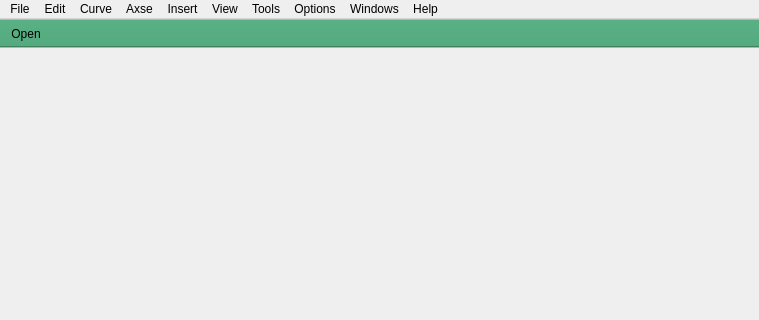
First picture: the form in icurve_v2.0/icurve/resource/icurve.ui, repository Sunfe/icurve, before the edit; both pictures show x 0 to 759 and y 0 to 320 of the 759 by 475 pixel window.
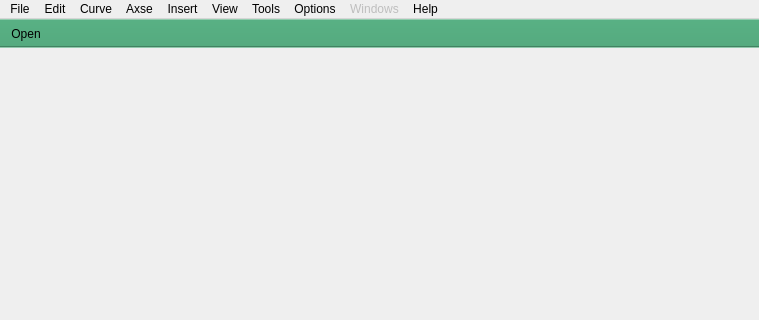
Second picture: the form after the edit. Icons and pictures are not drawn.

Diff of the .ui file:
```diff
--- a/icurve_v2.0/icurve/resource/icurve.ui
+++ b/icurve_v2.0/icurve/resource/icurve.ui
@@ -86,6 +86,9 @@
     <addaction name="actionDiffer"/>
    </widget>
    <widget class="QMenu" name="menuWindows">
+    <property name="enabled">
+     <bool>false</bool>
+    </property>
     <property name="title">
      <string>Windows</string>
     </property>
```
Left out of the diff: 79 changed lines with no effect on the pictures.
